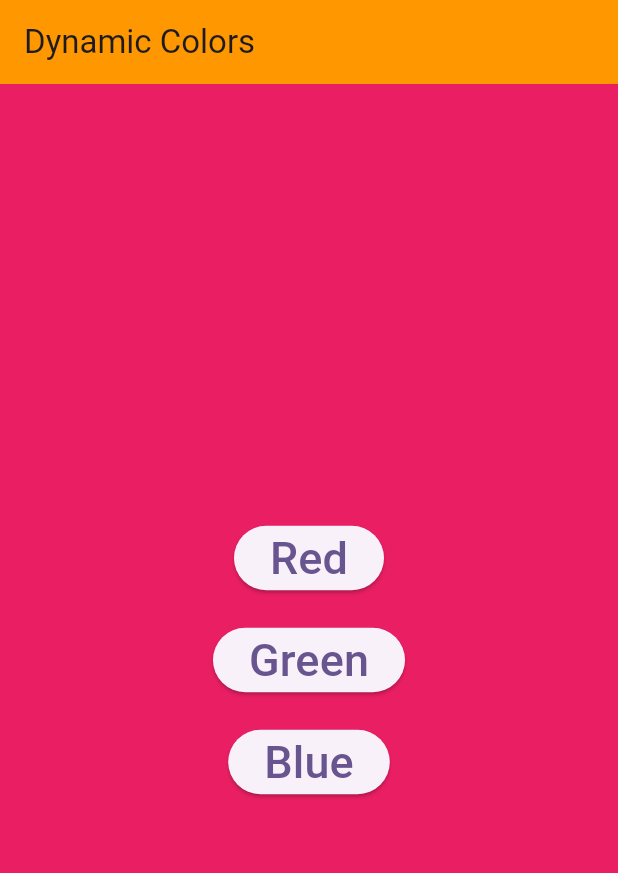
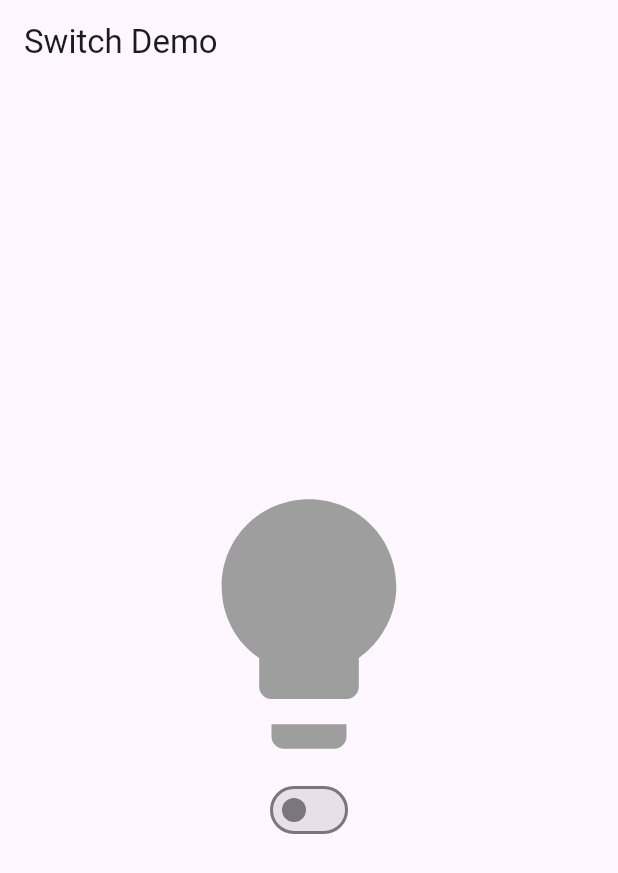
Before and after one commit to abidroid/sbbwu_session11_buttons_stateful, a Flutter app: the screen it shows after launch, on a phone screen of 412 x 824 dp. Shown: the top 873 px of the screen. Run offline on Flutter 3.47's test engine with Material 3 defaults, Android fonts, the phone set to English and light mode, and no system bars; our stand-ins replace fluttertoast, gap.

Commit message:
switch screen

```diff
--- a/lib/main.dart
+++ b/lib/main.dart
@@ -2,6 +2,7 @@ import 'package:flutter/material.dart';
 import 'package:sbbwu_session11_buttons_stateful/screens/button_screen.dart';
 import 'package:sbbwu_session11_buttons_stateful/screens/dynamic_color_screen.dart';
 import 'package:sbbwu_session11_buttons_stateful/screens/dynamic_screen_one.dart';
+import 'package:sbbwu_session11_buttons_stateful/screens/switch_screen.dart';
 
 void main() {
   runApp(const MyApp());
@@ -20,7 +21,7 @@ class MyApp extends StatelessWidget {
         colorScheme: ColorScheme.fromSeed(seedColor: Colors.deepPurple),
         useMaterial3: true,
       ),
-      home: const DynamicColorScreen(),
+      home: const SwitchScreen(),
     );
   }
 }
--- /dev/null
+++ b/lib/screens/switch_screen.dart
@@ -0,0 +1,43 @@
+import 'package:flutter/material.dart';
+
+class SwitchScreen extends StatefulWidget {
+  const SwitchScreen({super.key});
+
+  @override
+  State<SwitchScreen> createState() => _SwitchScreenState();
+}
+
+class _SwitchScreenState extends State<SwitchScreen> {
+  // initial state
+  bool switchStatus = false;
+
+  @override
+  Widget build(BuildContext context) {
+    return Scaffold(
+      appBar: AppBar(
+        title: const Text('Switch Demo'),
+      ),
+      body: Center(
+        child: Column(
+          mainAxisSize: MainAxisSize.min,
+          children: [
+            Icon(
+              Icons.lightbulb,
+              size: 200,
+              color: switchStatus ? Colors.amber : Colors.grey,
+            ),
+
+            // ? :
+            Switch(
+                value: switchStatus,
+                onChanged: (bool isChecked) {
+                  setState(() {
+                    switchStatus = isChecked;
+                  });
+                }),
+          ],
+        ),
+      ),
+    );
+  }
+}
```
